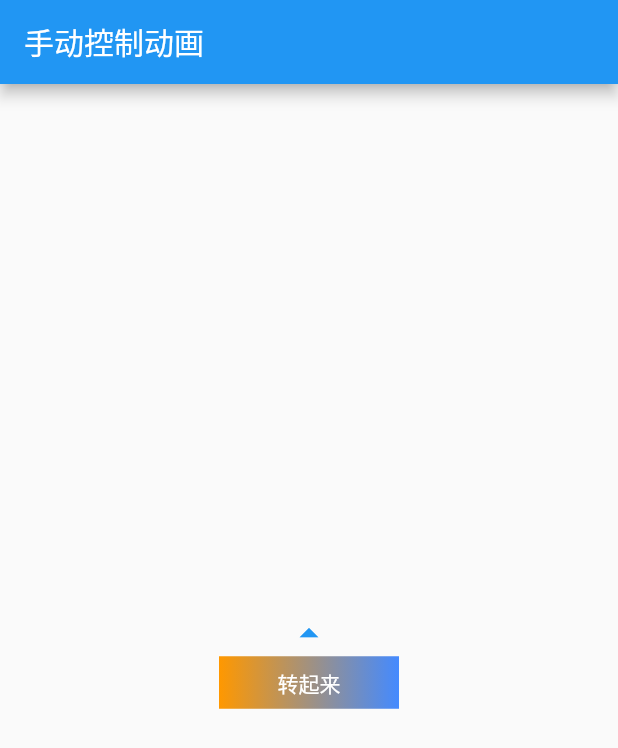
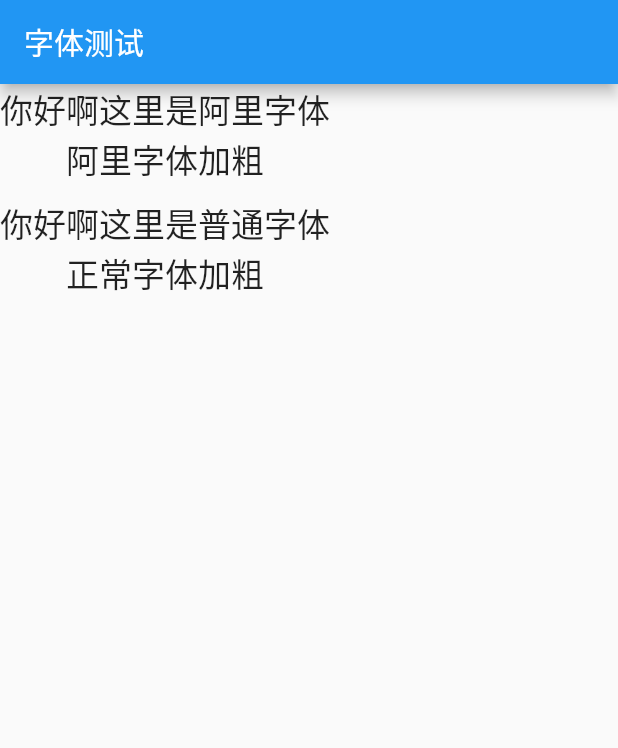
Before and after one commit to ye093/flutter_widget_demo, a Flutter app: the screen it shows after launch, on a phone screen of 412 x 824 dp. Shown: the top 748 px of the screen. Run offline on Flutter 3.47's test engine with Material 2 defaults, Android fonts, the phone set to English and light mode, and no system bars; Roboto replaces fonts that are missing (PuHuiTi).

Commit message:
添加阿里字体

```diff
--- /dev/null
+++ b/lib/component/font_widget.dart
@@ -0,0 +1,35 @@
+import 'package:flutter/material.dart';
+
+class MyPage extends StatelessWidget {
+  @override
+  Widget build(BuildContext context) {
+    return Scaffold(
+      appBar: AppBar(
+        title: Text('字体测试'),
+      ),
+      body: Column(
+        children: const <Widget>[
+          Text(
+            '你好啊这里是阿里字体',
+            style: TextStyle(fontFamily: 'PuHuiTi', fontSize: 22,),
+          ),
+          Text(
+            '阿里字体加粗',
+            style: TextStyle(fontFamily: 'PuHuiTi', fontSize: 22),
+          ),
+          SizedBox(
+            height: 10,
+          ),
+          Text(
+            '你好啊这里是普通字体',
+            style: TextStyle(fontSize: 22),
+          ),
+          Text(
+            '正常字体加粗',
+            style: TextStyle(fontSize: 22),
+          ),
+        ],
+      ),
+    );
+  }
+}
--- a/lib/main.dart
+++ b/lib/main.dart
@@ -1,6 +1,6 @@
 import 'package:flutter/material.dart';
 
-import 'pages/animation_test9.dart';
+import 'component/font_widget.dart';
 
 void main() => runApp(App());
 
@@ -9,7 +9,7 @@ class App extends StatelessWidget {
   @override
   Widget build(BuildContext context) {
     return MaterialApp(
-      title: '自定义控件',
+      title: '字体测试',
       home: MyPage(),
     );
   }
--- a/pubspec.yaml
+++ b/pubspec.yaml
@@ -69,3 +69,9 @@ flutter:
     #
     # For details regarding fonts from package dependencies,
   # see https://flutter.io/custom-fonts/#from-packages
+  fonts:
+    - family: PuHuiTi
+      fonts:
+        - asset: fonts/Alibaba-PuHuiTi-Regular.ttf
+        - asset: fonts/Alibaba-PuHuiTi-Bold.ttf
+          weight: 700
```
Also changed, not shown: lib/component/container_widget.dart (+17 -5 lines), 2 other files.
